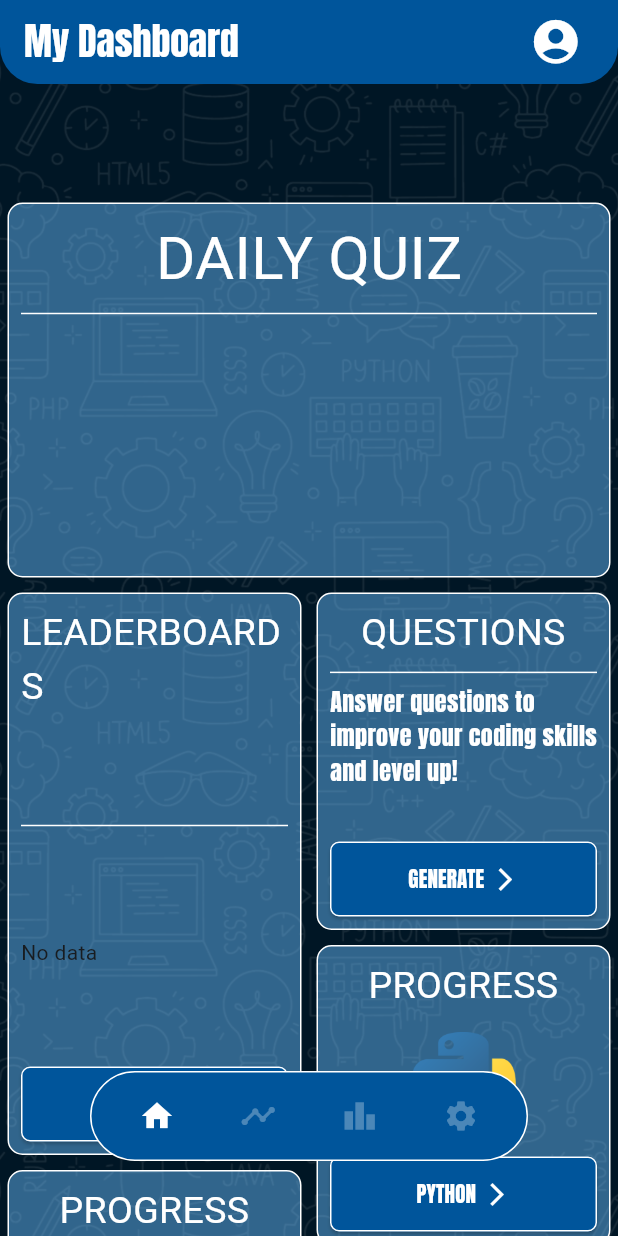
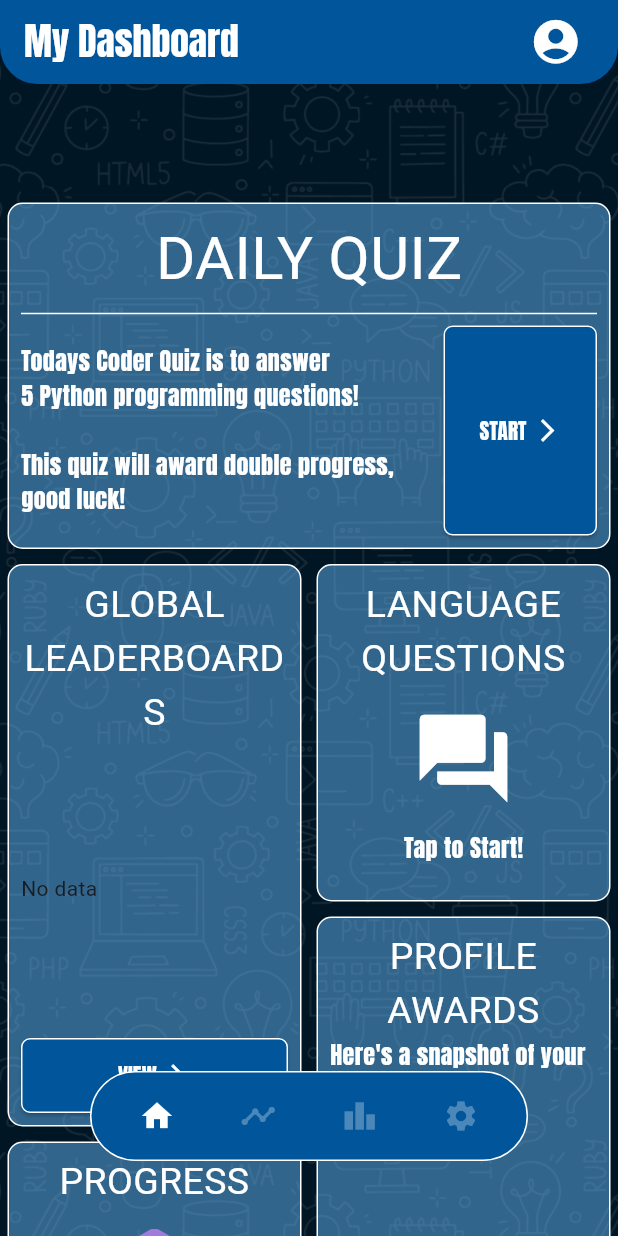
Before and after one commit to Rss1176/Coder, a Flutter app: the HomePage screen opened directly, on a phone screen of 412 x 824 dp. Run offline on Flutter 3.47's test engine with Material 3 defaults, Android fonts, the phone set to English and light mode, and no system bars; our stand-ins replace cloud_firestore, firebase_auth, firebase_core, google_fonts, image_picker; accounts and stored records are empty.

Commit message:
updates to main layout

```diff
--- a/application/lib/main.dart
+++ b/application/lib/main.dart
@@ -107,7 +107,7 @@ class _HomePageState extends State<HomePage> {
 
                       Expanded(
                         child:Container(
-                          height: 250,
+                          height: 231,
                           width: double.infinity,
                           decoration: BoxDecoration(
                             border: Border.all(
@@ -135,6 +135,57 @@ class _HomePageState extends State<HomePage> {
                                   thickness: 1,
                                 ),
 
+                                Row(
+                                  mainAxisAlignment: MainAxisAlignment.spaceBetween,
+                                  children: [
+                                    Text(
+                                      "Todays Coder Quiz is to answer\n5 Python programming questions!\n\nThis quiz will award double progress,\ngood luck!",
+                                      style: GoogleFonts.anton(
+                                        color: Colors.white,
+                                        fontSize: 16,
+                                        ),
+                                    ),
+
+                                    ElevatedButton(
+                                      onPressed: () {
+                                        Navigator.of(context).push(createPageRoute2(Questions()));
+                                      },
+
+                                      style: ElevatedButton.styleFrom(
+                                        backgroundColor: const Color.fromARGB(255, 0, 85, 155),
+                                        minimumSize: Size(40, 140),
+                                        shape: RoundedRectangleBorder(
+                                          borderRadius: BorderRadius.circular(6),
+                                          side: BorderSide(
+                                            color: Colors.white,
+                                            width: 1,
+                                          ),
+                                        ),
+                                      ),
+                                      child: Row(
+                                        mainAxisAlignment: MainAxisAlignment.center,
+                                        children:[
+
+                                          Text("START",
+                                            style: GoogleFonts.anton(
+                                              color: Colors.white)
+                                          ),
+
+                                          SizedBox(
+                                            width: 5.0
+                                          ),
+
+                                          Icon(Icons.arrow_forward_ios,
+                                            color: Colors.white,
+                                          ),
+
+                                        ],
+                                      ),
+                                    ),
+
+                                  ],
+                                )
+
                               ],
                             )
                           ),
@@ -154,10 +205,12 @@ class _HomePageState extends State<HomePage> {
                           crossAxisAlignment: CrossAxisAlignment.center,
                           children: [
 
+                            // adding whitespace
                             SizedBox(
                               height: 10,
                             ),
 
+                            // adding template container for Leaderboard
                             Container(
                               height: 375,
                               decoration: BoxDecoration(
@@ -175,17 +228,16 @@ class _HomePageState extends State<HomePage> {
                                   crossAxisAlignment: CrossAxisAlignment.start,
                                   children: [
 
-                                    Text(
-                                      "LEADERBOARDS",
+                                    Align(
+                                      alignment: Alignment.topCenter,
+                                      child: Text(
+                                      "GLOBAL LEADERBOARDS",
+                                      textAlign: TextAlign.center,
                                       style: GoogleFonts.luckiestGuy(
                                         color: Colors.white,
                                         fontSize: 25,
                                         ),
                                     ),
-
-                                    Divider(
-                                      color: Colors.white,
-                                      thickness: 1,
                                     ),
 
                                     FutureBuilder<QuerySnapshot>(
@@ -227,7 +279,7 @@ class _HomePageState extends State<HomePage> {
                                       mainAxisAlignment: MainAxisAlignment.start,
                                         children: [
                                           SizedBox(
-                                            height: 255,
+                                            height: 235,
                                             child: Align(
                                               alignment: Alignment.topCenter,
                                             child: ListView.builder(
@@ -409,9 +461,9 @@ class _HomePageState extends State<HomePage> {
                               height:10
                             ),
 
-                            // adding template container for ----
+                            // adding template container for Java progress
                             Container(
-                              height: 250,
+                              height: 200,
                               decoration: BoxDecoration(
                                 border: Border.all(
                                   color: Colors.white,
@@ -420,6 +472,74 @@ class _HomePageState extends State<HomePage> {
                                 borderRadius: BorderRadius.circular(10),
                                 color: Color.fromARGB(120, 105, 190, 255),
                               ),
+                              child: Padding(
+                                padding: EdgeInsets.all(8.0),
+                                child: Column(
+                                  mainAxisAlignment: MainAxisAlignment.spaceBetween,
+                                  crossAxisAlignment: CrossAxisAlignment.start,
+                                  children: [
+
+                                    Align(
+                                      alignment: Alignment.topCenter,
+                                        child:Text(
+                                        "PROGRESS",
+                                        textAlign: TextAlign.center,
+                                        style: GoogleFonts.luckiestGuy(
+                                          color: Colors.white,
+                                          fontSize: 25,
+                                        ),
+                                      ),
+                                    ),
+
+                                    Align(
+                                      alignment: Alignment.center,
+                                      child:Image(
+                                        image: AssetImage("assets/images/java-logo-simple.png"),
+                                        width: 70.0,
+                                        height: 70.0,
+                                      ),
+                                    ),
+
+                                    ElevatedButton(
+                                      onPressed: () {
+                                        Navigator.of(context).push(createPageRoute2(Progress()));
+                                      },
+
+                                      style: ElevatedButton.styleFrom(
+                                        backgroundColor: const Color.fromARGB(255, 0, 85, 155),
+                                        minimumSize: Size(20, 50),
+                                        shape: RoundedRectangleBorder(
+                                          borderRadius: BorderRadius.circular(6),
+                                          side: BorderSide(
+                                            color: Colors.white,
+                                            width: 1,
+                                          ),
+                                        ),
+                                      ),
+                                      child: Row(
+                                        mainAxisAlignment: MainAxisAlignment.center,
+                                        children:[
+
+                                          Text("JAVA",
+                                            style: GoogleFonts.anton(
+                                              color: Colors.white)
+                                          ),
+
+                                          SizedBox(
+                                            width: 5.0
+                                          ),
+
+                                          Icon(Icons.arrow_forward_ios,
+                                            color: Colors.white,
+                                          ),
+
+                                        ],
+                                      ),
+                                    ),
+
+                                  ],
+                                )
+                              )
                             ),
 
                             // adding white space
@@ -427,7 +547,7 @@ class _HomePageState extends State<HomePage> {
                               height:10
                             ),
 
-                            // adding template container for ----
+                            // adding template container for the add widget button
                             Container(
                               height: 150,
                               decoration: BoxDecoration(
@@ -436,8 +556,39 @@ class _HomePageState extends State<HomePage> {
                                   width: 1,
                                 ),
                                 borderRadius: BorderRadius.circular(10),
-                                color: Color.fromARGB(120, 105, 190, 255),
+                                color: Color.fromARGB(0, 105, 190, 255),
                               ),
+                              child: Padding(
+                                padding: EdgeInsets.all(8.0),
+                                child: Column(
+                                  mainAxisAlignment: MainAxisAlignment.spaceEvenly,
+                                  crossAxisAlignment: CrossAxisAlignment.start,
+                                  children: [
+
+                                    Align(
+                                      alignment: Alignment.topCenter,
+                                        child:Text(
+                                        "ADD WIDGET",
+                                        textAlign: TextAlign.center,
+                                        style: GoogleFonts.luckiestGuy(
+                                          color: Colors.white,
+                                          fontSize: 25,
+                                        ),
+                                      ),
+                                    ),
+
+                                    Align(
+                                      alignment: Alignment.center,
+                                      child:IconButton(
+                                        onPressed: () {
+
+                                         },
+                                        icon: Icon(Icons.add, size: 70.0), color: Colors.white,
+                                      ),
+                                    ),
+                                  ],
+                                )
+                              )
                             ),
 
                             // Container to seperate from Nav Bar
@@ -478,13 +629,13 @@ class _HomePageState extends State<HomePage> {
                                 padding: EdgeInsets.symmetric(horizontal: 8.0, vertical: 8.0),
                                 child:Column(
                                   mainAxisAlignment: MainAxisAlignment.spaceBetween,
-                                  crossAxisAlignment: CrossAxisAlignment.start,
+                                  crossAxisAlignment: CrossAxisAlignment.center,
                                   children: [
 
                                     Align(
                                       alignment: Alignment.topCenter,
                                         child:Text(
-                                        "QUESTIONS",
+                                        "LANGUAGE QUESTIONS",
                                         textAlign: TextAlign.center,
                                         style: GoogleFonts.luckiestGuy(
                                           color: Colors.white,
@@ -493,60 +644,29 @@ class _HomePageState extends State<HomePage> {
                                       ),
                                     ),
 
-
-                                    Divider(
-                                      color: Colors.white,
-                                      thickness: 1,
+                                    Align(
+                                      alignment: Alignment.center,
+                                      child: IconButton(
+                                        onPressed: () {
+                                          Navigator.of(context).push(createPageRoute2(Questions()));
+                                        },
+                                        icon: Icon(
+                                          Icons.question_answer,
+                                          size: 70.0,
+                                          color: Colors.white,
+                                        )
+                                      ),
                                     ),
 
-                                    Text(
-                                      "Answer questions to improve your coding skills and level up!",
-                                      style: GoogleFonts.anton(
+                                    Text("Tap to Start!"
+                                      , style: GoogleFonts.anton(
                                         color: Colors.white,
                                         fontSize: 16,
                                         ),
                                     ),
 
-                                    SizedBox(
-                                      height: 35,
-                                    ),
+                                    SizedBox(height: 10),
 
-                                    ElevatedButton(
-                                      onPressed: () {
-                                        Navigator.of(context).push(createPageRoute2(Questions()));
-                                      },
-
-                                      style: ElevatedButton.styleFrom(
-                                        backgroundColor: const Color.fromARGB(255, 0, 85, 155),
-                                        minimumSize: Size(20, 50),
-                                        shape: RoundedRectangleBorder(
-                                          borderRadius: BorderRadius.circular(6),
-                                          side: BorderSide(
-                                            color: Colors.white,
-                                            width: 1,
-                                          ),
-                                        ),
-                                      ),
-                                      child: Row(
-                                        mainAxisAlignment: MainAxisAlignment.center,
-                                        children:[
-
-                                          Text("GENERATE",
-                                            style: GoogleFonts.anton(
-                                              color: Colors.white)
-                                          ),
-
-                                          SizedBox(
-                                            width: 5.0
-                                          ),
-
-                                          Icon(Icons.arrow_forward_ios,
-                                            color: Colors.white,
-                                          ),
-
-                                        ],
-                                      ),
-                                    ),
                                   ],
                                 ),
                               ),
@@ -554,6 +674,56 @@ class _HomePageState extends State<HomePage> {
 
                             SizedBox(
                               height: 10.0
+                            ),
+
+                            Container(
+                              height: 300,
+                              decoration: BoxDecoration(
+                                border: Border.all(
+                                  color: Colors.white,
+                                  width: 1,
+                                ),
+                                borderRadius: BorderRadius.circular(10),
+                                color: Color.fromARGB(120, 105, 190, 255),
+                              ),
+                              child: Padding(
+                                padding: EdgeInsets.all(8.0),
+                                child: Column(
+                                  crossAxisAlignment: CrossAxisAlignment.start,
+                                  children: [
+
+                                    Align(
+                                      alignment: Alignment.topCenter,
+                                        child:Text(
+                                        "PROFILE AWARDS",
+                                        textAlign: TextAlign.center,
+                                        style: GoogleFonts.luckiestGuy(
+                                          color: Colors.white,
+                                          fontSize: 25,
+                                        ),
+                                      ),
+                                    ),
+
+                                    Align(
+                                      alignment: Alignment.center,
+                                      child:
+                                      Text(
+                                        "Here's a snapshot of your profile awards!",
+                                        style: GoogleFonts.anton(
+                                        color: Colors.white,
+                                        fontSize: 16,
+                                        ),
+                                        )
+                                    ),
+
+                                  ],
+                                )
+                              )
+                            ),
+
+                            // adding white space
+                            SizedBox(
+                              height:10
                             ),
 
                             // adding template container for ----
@@ -642,7 +812,7 @@ class _HomePageState extends State<HomePage> {
                               height:10
                             ),
 
-                            // adding template container for ----
+                            // adding template container for Settings Page
                             Container(
                               height: 200,
                               decoration: BoxDecoration(
@@ -651,19 +821,19 @@ class _HomePageState extends State<HomePage> {
                                   width: 1,
                                 ),
                                 borderRadius: BorderRadius.circular(10),
-                                color: Color.fromARGB(120, 105, 190, 255),
+                                color: Color.fromARGB(0, 105, 190, 255),
                               ),
                               child: Padding(
                                 padding: EdgeInsets.all(8.0),
                                 child: Column(
-                                  mainAxisAlignment: MainAxisAlignment.spaceBetween,
-                                  crossAxisAlignment: CrossAxisAlignment.start,
+                                  mainAxisAlignment: MainAxisAlignment.start,
+                                  crossAxisAlignment: CrossAxisAlignment.center,
                                   children: [
 
                                     Align(
                                       alignment: Alignment.topCenter,
                                         child:Text(
-                                        "PROGRESS",
+                                        "APP SETTINGS",
                                         textAlign: TextAlign.center,
                                         style: GoogleFonts.luckiestGuy(
                                           color: Colors.white,
@@ -672,49 +842,21 @@ class _HomePageState extends State<HomePage> {
                                       ),
                                     ),
 
+                                    SizedBox(
+                                      height: 20.0
+                                    ),
+
                                     Align(
                                       alignment: Alignment.center,
-                                      child:Image(
-                                        image: AssetImage("assets/images/java-logo-simple.png"),
-                                        width: 70.0,
-                                        height: 70.0,
-                                      ),
-                                    ),
-
-                                    ElevatedButton(
-                                      onPressed: () {
-                                        Navigator.of(context).push(createPageRoute2(Progress()));
-                                      },
-
-                                      style: ElevatedButton.styleFrom(
-                                        backgroundColor: const Color.fromARGB(255, 0, 85, 155),
-                                        minimumSize: Size(20, 50),
-                                        shape: RoundedRectangleBorder(
-                                          borderRadius: BorderRadius.circular(6),
-                                          side: BorderSide(
-                                            color: Colors.white,
-                                            width: 1,
-                                          ),
-                                        ),
-                                      ),
-                                      child: Row(
-                                        mainAxisAlignment: MainAxisAlignment.center,
-                                        children:[
-
-                                          Text("JAVA",
-                                            style: GoogleFonts.anton(
-                                              color: Colors.white)
-                                          ),
-
-                                          SizedBox(
-                                            width: 5.0
-                                          ),
-
-                                          Icon(Icons.arrow_forward_ios,
-                                            color: Colors.white,
-                                          ),
-
-                                        ],
+                                      child: IconButton(
+                                        onPressed: () {
+                                          Navigator.of(context).push(createPageRoute2(AppSettings()));
+                                        },
+                                        icon: Icon(
+                                          Icons.settings,
+                                          size: 70.0,
+                                          color: Colors.white,
+                                        )
                                       ),
                                     ),
 
@@ -726,50 +868,6 @@ class _HomePageState extends State<HomePage> {
                             // adding white space
                             SizedBox(
                               height:10
-                            ),
-
-                            // adding template container for ----
-                            Container(
-                              height: 140,
-                              decoration: BoxDecoration(
-                                border: Border.all(
-                                  color: Colors.white,
-                                  width: 1,
-                                ),
-                                borderRadius: BorderRadius.circular(10),
-                                color: Color.fromARGB(0, 105, 190, 255),
-                              ),
-                              child: Padding(
-                                padding: EdgeInsets.all(8.0),
-                                child: Column(
-                                  mainAxisAlignment: MainAxisAlignment.spaceEvenly,
-                                  crossAxisAlignment: CrossAxisAlignment.start,
-                                  children: [
-
-                                    Align(
-                                      alignment: Alignment.topCenter,
-                                        child:Text(
-                                        "ADD WIDGET",
-                                        textAlign: TextAlign.center,
-                                        style: GoogleFonts.luckiestGuy(
-                                          color: Colors.white,
-                                          fontSize: 25,
-                                        ),
-                                      ),
-                                    ),
-
-                                    Align(
-                                      alignment: Alignment.center,
-                                      child:IconButton(
-                                        onPressed: () {
-
-                                         },
-                                        icon: Icon(Icons.add, size: 70.0), color: Colors.white,
-                                      ),
-                                    ),
-                                  ],
-                                )
-                              )
                             ),
 
                             // Container to seperate from Nav Bar
--- a/application/pubspec.yaml
+++ b/application/pubspec.yaml
@@ -38,6 +38,7 @@ flutter:
   - assets/images/background_simple.png
   - assets/images/daily_quiz.png
   - assets/images/java-logo-simple.png
+  - assets/images/languages.png
 
 fonts:
   - family: LuckiestGuy
```
Also changed, not shown: application/assets/images/computerbook.png (added), application/assets/images/languages.png (added).
